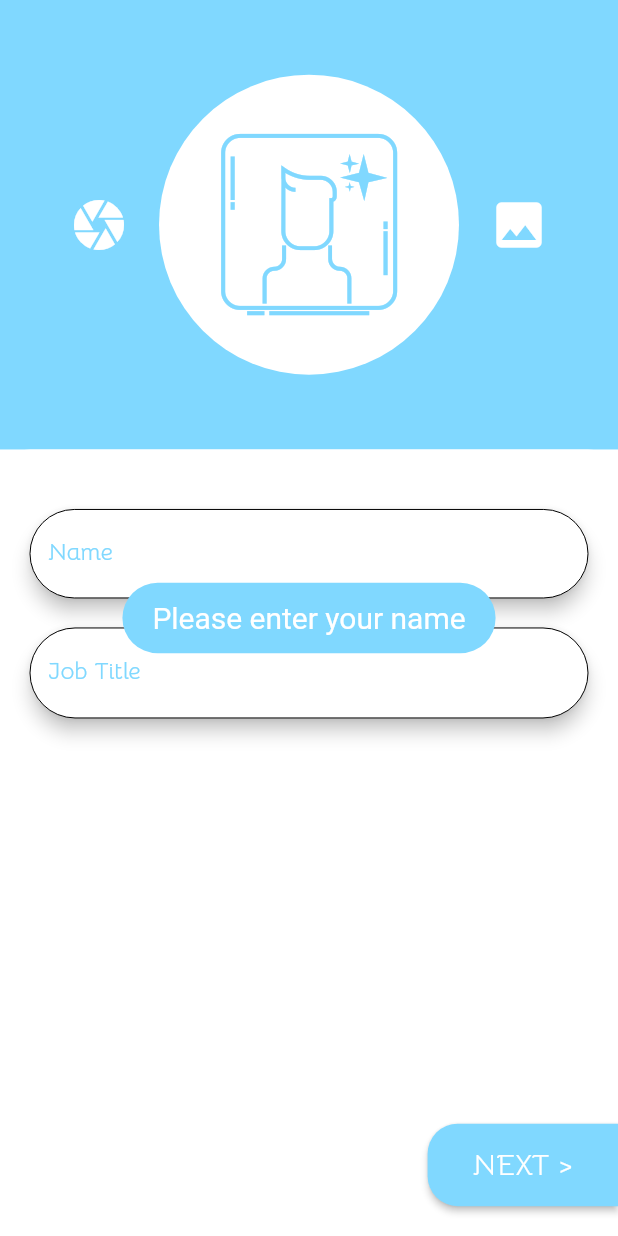
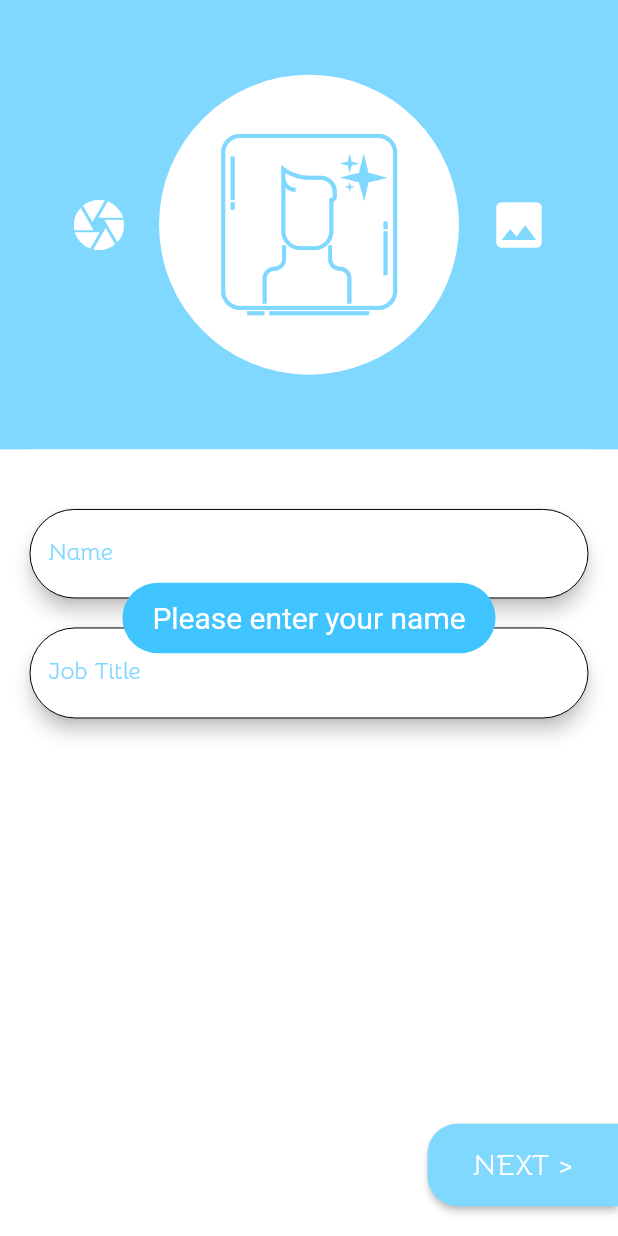
Before and after one commit to hvkalayil/who_am_i, a Flutter app: the RegistrationScreen screen opened by its route, after a tap on "NEXT >", on a phone screen of 412 x 824 dp. Run offline on Flutter 3.47's test engine with Material 2 defaults, Android fonts, the phone set to English and light mode, and no system bars; our stand-ins replace file_picker, fluttertoast, image_picker, open_file, shared_preferences, vibration; accounts and stored records are empty.

Commit message:
Commited on 11/04/2020

```diff
--- a/lib/constants.dart
+++ b/lib/constants.dart
@@ -37,13 +37,14 @@ void doVibrate() async {
   }
 }
 
-void doToast(String message) {
+void doToast(String message,
+    {Color bg = Colors.lightBlueAccent, Color txt = Colors.white}) {
   Fluttertoast.showToast(
       msg: message,
       toastLength: Toast.LENGTH_SHORT,
       gravity: ToastGravity.CENTER,
       timeInSecForIosWeb: 1,
-      backgroundColor: primaryColor,
-      textColor: secondaryColor,
+      backgroundColor: bg,
+      textColor: txt,
       fontSize: 20.0);
 }
--- a/lib/screens/doc_upload_screen.dart
+++ b/lib/screens/doc_upload_screen.dart
@@ -186,7 +186,7 @@ class _DocUploadScreenState extends State<DocUploadScreen> {
     return ListTile(
       title: RaisedButton(
         onPressed: () async {
-          final result = await OpenFile.open(filePath);
+          await OpenFile.open(filePath);
         },
         padding: EdgeInsets.all(16),
         color: primaryColor,
@@ -217,7 +217,7 @@ class _DocUploadScreenState extends State<DocUploadScreen> {
       SharedPrefUtils.saveStrList('titles', ['Default']);
       SharedPrefUtils.saveStrList('files', ['Default']);
     } else {
-      List<String> tempDoc;
+      List<String> tempDoc = [];
       for (int i = 0; i < fileAdded; i++) {
         tempDoc.add(documents[i].path);
       }
--- a/lib/screens/social_media_setup_screen.dart
+++ b/lib/screens/social_media_setup_screen.dart
@@ -338,7 +338,6 @@ class _SocialMediaSetupScreenState extends State<SocialMediaSetupScreen> {
   }
 
   List<Widget> addSocialMediaTextSet() {
-    int flag = 1;
     List<Widget> socialMediaTextSet = [];
     if (!facebookState)
       socialMediaTextSet.add(makeTile(context, MyFlutterApp.facebook,
--- a/lib/service/my_flutter_app_icons.dart
+++ b/lib/service/my_flutter_app_icons.dart
@@ -26,17 +26,22 @@
 ///         Homepage:
 ///
 import 'package:flutter/widgets.dart';
-import 'package:flutter_iconpicker/Models/IconPack.dart';
 
 class MyFlutterApp {
   MyFlutterApp._();
+
   static const _kFontFam = 'MyFlutterApp';
+  static const _kFontPkg = null;
 
-  static const IconData icon = IconData(0xe800, fontFamily: _kFontFam);
-  static const IconData icon2 = IconData(0xe801, fontFamily: _kFontFam);
-  static const IconData facebook = IconData(0xe802, fontFamily: _kFontFam);
-  static const IconData linkedin = IconData(0xe803, fontFamily: _kFontFam);
-  static const IconData twitter = IconData(0xe804, fontFamily: _kFontFam);
-  static const IconData tiktok = IconData(0xe805, fontFamily: _kFontFam);
-  static const IconData instagram = IconData(0xf31e, fontFamily: _kFontFam);
+  static const IconData icon = const IconData(0xe800, fontFamily: _kFontFam, fontPackage: _kFontPkg);
+  static const IconData icon2 = const IconData(0xe801, fontFamily: _kFontFam, fontPackage: _kFontPkg);
+  static const IconData facebook = const IconData(0xe802, fontFamily: _kFontFam, fontPackage: _kFontPkg);
+  static const IconData linkedin = const IconData(0xe803, fontFamily: _kFontFam, fontPackage: _kFontPkg);
+  static const IconData twitter = const IconData(0xe804, fontFamily: _kFontFam, fontPackage: _kFontPkg);
+  static const IconData tiktok = const IconData(0xe805, fontFamily: _kFontFam, fontPackage: _kFontPkg);
+  static const IconData driving = const IconData(0xe806, fontFamily: _kFontFam, fontPackage: _kFontPkg);
+  static const IconData id = const IconData(0xe807, fontFamily: _kFontFam, fontPackage: _kFontPkg);
+  static const IconData pan = const IconData(0xe808, fontFamily: _kFontFam, fontPackage: _kFontPkg);
+  static const IconData uid = const IconData(0xe809, fontFamily: _kFontFam, fontPackage: _kFontPkg);
+  static const IconData instagram = const IconData(0xf31e, fontFamily: _kFontFam, fontPackage: _kFontPkg);
 }
```
Also changed, not shown: lib/screens/landing_screen.dart (+79 -45 lines), lib/service/alert_dialog.dart (deleted, +0 -9 lines), fonts/MyFlutterApp.ttf.
